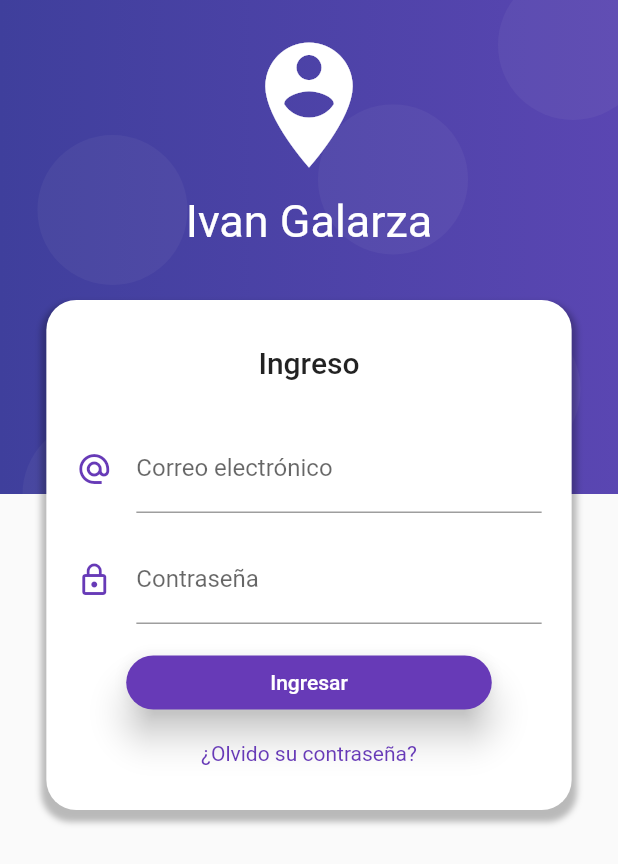
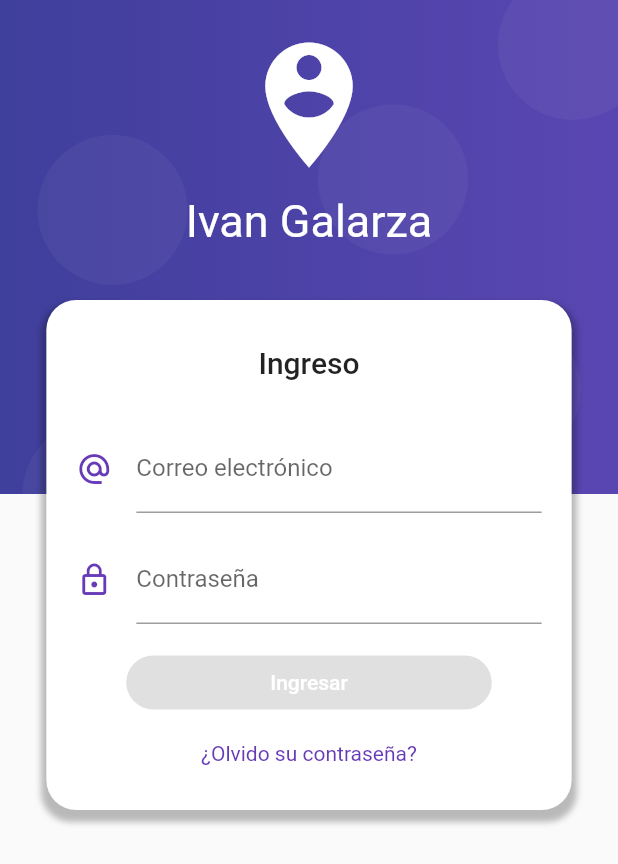
Before and after one commit to IdGalarzaSa/flutter-bloc-pattern, a Flutter app: the screen it shows after launch, on a phone screen of 412 x 824 dp. Shown: the top 864 px of the screen. Run offline on Flutter 3.47's test engine with Material 2 defaults, Android fonts, the phone set to English and light mode, and no system bars; our stand-ins replace rxdart.

Commit message:
Bloc logic

```diff
--- a/lib/main.dart
+++ b/lib/main.dart
@@ -1,5 +1,6 @@
 import 'package:flutter/material.dart';
 import 'package:flutter/cupertino.dart';
+import 'package:form_validation_bloc_pattern/src/bloc/provider.dart';
 import 'package:form_validation_bloc_pattern/src/pages/home_page.dart';
 import 'package:form_validation_bloc_pattern/src/pages/login_page.dart';
 
@@ -8,13 +9,16 @@ void main() => runApp(MyApp());
 class MyApp extends StatelessWidget {
   @override
   Widget build(BuildContext context) {
-    return MaterialApp(
+    return ProviderBloc(
+      child: MaterialApp(
         title: 'Material App',
         initialRoute: LoginPage.routeName,
         routes: {
           LoginPage.routeName: (BuildContext context) => LoginPage(),
           HomePage.routeName: (BuildContext context) => HomePage(),
         },
+        theme: ThemeData(primaryColor: Colors.deepPurple),
+      ),
     );
   }
 }
--- /dev/null
+++ b/lib/src/bloc/login_bloc.dart
@@ -0,0 +1,38 @@
+import 'dart:async';
+
+import 'package:form_validation_bloc_pattern/src/bloc/validators.dart';
+import 'package:rxdart/rxdart.dart';
+
+class LoginBloc with Validators {
+  // Init like Stream mode
+  // final _emailController = StreamController<String>.broadcast();
+  // final _passwordController = StreamController<String>.broadcast();
+
+  // Init like RXDart mode
+  final _emailController = BehaviorSubject<String>();
+  final _passwordController = BehaviorSubject<String>();
+
+  // Obtener los datos del stream
+  Stream<String> get emailStream =>
+      _emailController.stream.transform(emailValidation);
+  Stream<String> get passwordStream =>
+      _passwordController.stream.transform(passwordValidation);
+
+  // Combinar dos streams mediante RxDart
+  Stream<bool> get validationFormStream =>
+      Rx.combineLatest2(emailStream, passwordStream, (a, b) => true);
+
+  // Insertar valores al stream
+  Function(String) get changeEmail => _emailController.sink.add;
+  Function(String) get changePassword => _passwordController.sink.add;
+
+  // Obtner los ultimos valores del stream
+
+  String get email => _emailController.value;
+  String get password => _passwordController.value;
+
+  dispose() {
+    _emailController?.close();
+    _passwordController?.close();
+  }
+}
--- /dev/null
+++ b/lib/src/bloc/provider.dart
@@ -0,0 +1,38 @@
+import 'package:flutter/material.dart';
+import 'package:form_validation_bloc_pattern/src/bloc/login_bloc.dart';
+
+class ProviderBloc extends InheritedWidget {
+  // Instanciamos la clase bloc que contiene los streams
+  final loginBloc = LoginBloc();
+  static ProviderBloc _instance;
+
+  factory ProviderBloc({Key key, Widget child}) {
+    if (_instance == null) {
+      _instance = new ProviderBloc._internal(key: key, child: child);
+    }
+    return _instance;
+  }
+
+  ProviderBloc._internal({Key key, Widget child})
+      : super(key: key, child: child);
+
+  /*
+  Este metodo se ejecuta cada vez que se actualiza informaciön.
+  Aqui podemos controlar si es necesario notificar o no a sus widgets hijos.
+  Por lo general siempre es true.
+  */
+
+  @override
+  bool updateShouldNotify(covariant InheritedWidget oldWidget) {
+    // throw UnimplementedError();
+    return true;
+  }
+
+  /*
+  Toma el contexto y busca un widget que cuente exactamente con el provider
+  especificado.
+  */
+  static LoginBloc of(BuildContext context) {
+    return context.dependOnInheritedWidgetOfExactType<ProviderBloc>().loginBloc;
+  }
+}
--- /dev/null
+++ b/lib/src/bloc/validators.dart
@@ -0,0 +1,35 @@
+import 'dart:async';
+
+class Validators {
+  final passwordValidation = StreamTransformer<String, String>.fromHandlers(
+      /*
+    El sink maneja valor que vamos a enviar mediante este metodo. Ya sea una
+    respuesta correcta mediante el "add" o un error mediante el "addError".
+    Ambos casos de respuesta son excluyentes. Si enviamos la respuesta mediante
+    un "add" entonces el "addError" devolvera null y viceversa.
+    */
+      handleData: (newPassword, sink) {
+    if (newPassword.length >= 6) {
+      // Si
+      sink.add(newPassword);
+    } else {
+      // Mientras que no cumpla la condicion deseada, devolveremos un error
+      sink.addError('La contraseña debe contener más de 6 caracteres.');
+    }
+  });
+
+  final emailValidation = StreamTransformer<String, String>.fromHandlers(
+      handleData: (newEmail, sink) {
+    // Sirve para expresiones regulars o regex
+    Pattern pattern =
+        r'^(([^<>()[\]\\.,;:\s@\"]+(\.[^<>()[\]\\.,;:\s@\"]+)*)|(\".+\"))@((\[[0-9]{1,3}\.[0-9]{1,3}\.[0-9]{1,3}\.[0-9]{1,3}\])|(([a-zA-Z\-0-9]+\.)+[a-zA-Z]{2,}))$';
+
+    RegExp regExp = new RegExp(pattern);
+
+    if (regExp.hasMatch(newEmail)) {
+      sink.add(newEmail);
+    } else {
+      sink.addError('El email no es valido');
+    }
+  });
+}
--- a/lib/src/pages/login_page.dart
+++ b/lib/src/pages/login_page.dart
@@ -1,5 +1,8 @@
 import 'package:flutter/cupertino.dart';
 import 'package:flutter/material.dart';
+import 'package:form_validation_bloc_pattern/src/bloc/login_bloc.dart';
+import 'package:form_validation_bloc_pattern/src/bloc/provider.dart';
+import 'package:form_validation_bloc_pattern/src/pages/home_page.dart';
 
 class LoginPage extends StatelessWidget {
   static final routeName = "LoginPage";
@@ -12,7 +15,7 @@ class LoginPage extends StatelessWidget {
       body: Stack(
         children: [
           _stackBackground(context, size),
-          _loginForm(size),
+          _loginForm(context, size),
         ],
       ),
     );
@@ -70,7 +73,9 @@ class LoginPage extends StatelessWidget {
     );
   }
 
-  Widget _loginForm(Size size) {
+  Widget _loginForm(BuildContext context, Size size) {
+    final LoginBloc bloc = ProviderBloc.of(context);
+
     return SingleChildScrollView(
       child: Column(
         children: [
@@ -99,11 +104,11 @@ class LoginPage extends StatelessWidget {
                     style:
                         TextStyle(fontSize: 20.0, fontWeight: FontWeight.w500)),
                 SizedBox(height: 30.0),
-                _emailTextField(),
+                _emailTextField(bloc),
                 SizedBox(height: 15.0),
-                _passwordTextField(),
+                _passwordTextField(bloc),
                 SizedBox(height: 15.0),
-                _loginButton(),
+                _loginButton(context, bloc),
                 SizedBox(height: 15.0),
                 Text("¿Olvido su contraseña?",
                     style: TextStyle(color: Colors.deepPurple)),
@@ -118,35 +123,56 @@ class LoginPage extends StatelessWidget {
     );
   }
 
-  Widget _emailTextField() {
+  Widget _emailTextField(LoginBloc loginBloc) {
+    return StreamBuilder(
+      stream: loginBloc.emailStream,
+      builder: (BuildContext context, AsyncSnapshot<String> snapshot) {
         return Container(
           padding: EdgeInsets.symmetric(horizontal: 20),
           child: TextField(
+            autocorrect: false,
             keyboardType: TextInputType.emailAddress,
             decoration: InputDecoration(
               icon: Icon(Icons.alternate_email, color: Colors.deepPurple),
               hintText: 'ejemplo@gmail.com',
               labelText: 'Correo electrónico',
+              errorMaxLines: 3,
+              errorText: snapshot.error,
             ),
+            onChanged: loginBloc.changeEmail,
           ),
+        );
+      },
     );
   }
 
-  Widget _passwordTextField() {
+  Widget _passwordTextField(LoginBloc loginBloc) {
+    return StreamBuilder(
+      stream: loginBloc.passwordStream,
+      builder: (BuildContext context, AsyncSnapshot snapshot) {
         return Container(
           padding: EdgeInsets.symmetric(horizontal: 20),
           child: TextField(
             obscureText: true,
+            autocorrect: false,
             keyboardType: TextInputType.emailAddress,
             decoration: InputDecoration(
               icon: Icon(Icons.lock_outline, color: Colors.deepPurple),
               labelText: 'Contraseña',
+              errorText: snapshot.error,
+              errorMaxLines: 3,
             ),
+            onChanged: loginBloc.changePassword,
           ),
+        );
+      },
     );
   }
 
-  Widget _loginButton() {
+  Widget _loginButton(BuildContext context, LoginBloc loginBloc) {
+    return StreamBuilder<Object>(
+      stream: loginBloc.validationFormStream,
+      builder: (context, snapshot) {
         return ElevatedButton(
           child: Container(
             padding: EdgeInsets.symmetric(horizontal: 80.0, vertical: 10.0),
@@ -162,7 +188,13 @@ class LoginPage extends StatelessWidget {
             ),
             elevation: 10,
           ),
-      onPressed: () {},
+          onPressed: snapshot.hasData ? () => _login(context, loginBloc) : null,
+        );
+      },
     );
   }
+
+  _login(BuildContext context, LoginBloc loginBloc) {
+    Navigator.pushReplacementNamed(context, HomePage.routeName);
   }
+}
--- a/pubspec.yaml
+++ b/pubspec.yaml
@@ -28,6 +28,7 @@ dependencies:
   # The following adds the Cupertino Icons font to your application.
   # Use with the CupertinoIcons class for iOS style icons.
   cupertino_icons: ^1.0.2
+  rxdart: ^0.26.0
 
 dev_dependencies:
   flutter_test:
```
Also changed, not shown: lib/src/pages/home_page.dart (+12 -0 lines), pubspec.lock. Lines whose indentation alone changed are shown as unchanged.
